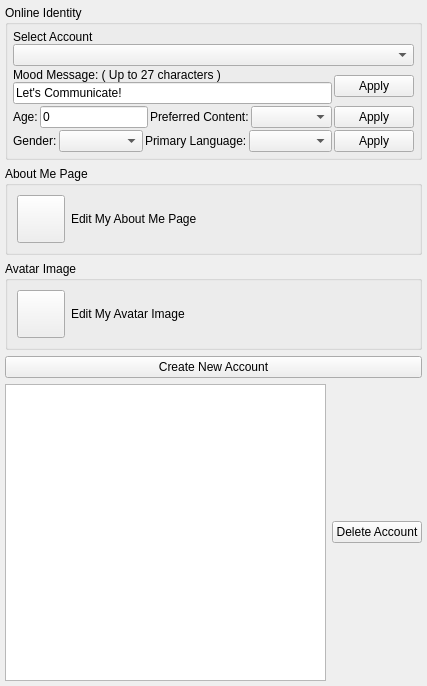
This is GoTvApps/GoTvCommon/Forms/AppletUserIdentity.ui in brettrjones/gotvptop as Qt 5 draws it before an edit. The edited form follows.
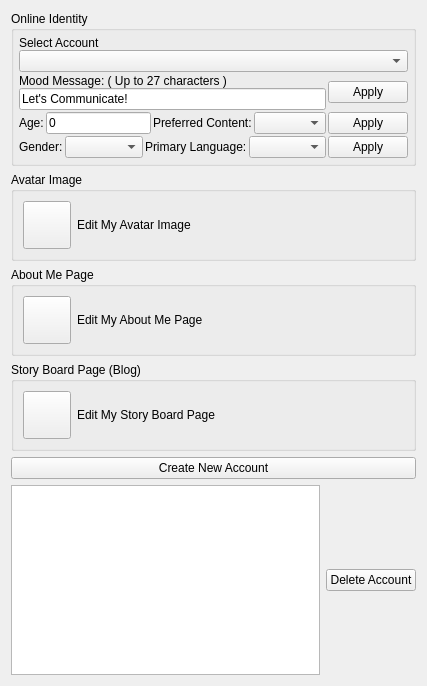
This is the edited form. Custom widgets are drawn as their Qt base class.

The edit to the form file:
```diff
--- a/GoTvApps/GoTvCommon/Forms/AppletUserIdentity.ui
+++ b/GoTvApps/GoTvCommon/Forms/AppletUserIdentity.ui
@@ -20,18 +20,6 @@
    <string>User Identity</string>
   </property>
   <layout class="QVBoxLayout" name="verticalLayout_4">
-   <property name="leftMargin">
-    <number>5</number>
-   </property>
-   <property name="topMargin">
-    <number>5</number>
-   </property>
-   <property name="rightMargin">
-    <number>5</number>
-   </property>
-   <property name="bottomMargin">
-    <number>5</number>
-   </property>
    <item>
     <widget class="QGroupBox" name="m_OnlineIdentityGroupBox">
      <property name="title">
@@ -208,53 +196,6 @@
      </layout>
     </widget>
    </item>
-   <item>
-    <widget class="QGroupBox" name="m_AboutMeGroupBox">
-     <property name="sizePolicy">
-      <sizepolicy hsizetype="Expanding" vsizetype="Preferred">
-       <horstretch>0</horstretch>
-       <verstretch>0</verstretch>
-      </sizepolicy>
-     </property>
-     <property name="title">
-      <string>About Me Page</string>
-     </property>
-     <layout class="QHBoxLayout" name="horizontalLayout_3">
-      <item>
-       <widget class="VxPushButton" name="m_EditAboutMeButton">
-        <property name="minimumSize">
-         <size>
-          <width>48</width>
-          <height>48</height>
-         </size>
-        </property>
-        <property name="maximumSize">
-         <size>
-          <width>48</width>
-          <height>48</height>
-         </size>
-        </property>
-        <property name="text">
-         <string/>
-        </property>
-        <property name="iconSize">
-         <size>
-          <width>48</width>
-          <height>48</height>
-         </size>
-        </property>
-       </widget>
-      </item>
-      <item>
-       <widget class="QLabel" name="m_EditAboutMeLabel">
-        <property name="text">
-         <string>Edit My About Me Page</string>
-        </property>
-       </widget>
-      </item>
-     </layout>
-    </widget>
-   </item>
    <item>
     <widget class="QGroupBox" name="m_AvatarImageGroupBox">
      <property name="sizePolicy">
@@ -302,6 +243,100 @@
      </layout>
     </widget>
    </item>
+   <item>
+    <widget class="QGroupBox" name="m_AboutMeGroupBox">
+     <property name="sizePolicy">
+      <sizepolicy hsizetype="Expanding" vsizetype="Preferred">
+       <horstretch>0</horstretch>
+       <verstretch>0</verstretch>
+      </sizepolicy>
+     </property>
+     <property name="title">
+      <string>About Me Page</string>
+     </property>
+     <layout class="QHBoxLayout" name="horizontalLayout_3">
+      <item>
+       <widget class="VxPushButton" name="m_EditAboutMeButton">
+        <property name="minimumSize">
+         <size>
+          <width>48</width>
+          <height>48</height>
+         </size>
+        </property>
+        <property name="maximumSize">
+         <size>
+          <width>48</width>
+          <height>48</height>
+         </size>
+        </property>
+        <property name="text">
+         <string/>
+        </property>
+        <property name="iconSize">
+         <size>
+          <width>48</width>
+          <height>48</height>
+         </size>
+        </property>
+       </widget>
+      </item>
+      <item>
+       <widget class="QLabel" name="m_EditAboutMeLabel">
+        <property name="text">
+         <string>Edit My About Me Page</string>
+        </property>
+       </widget>
+      </item>
+     </layout>
+    </widget>
+   </item>
+   <item>
+    <widget class="QGroupBox" name="m_StoryBoardGroupBox">
+     <property name="sizePolicy">
+      <sizepolicy hsizetype="Expanding" vsizetype="Preferred">
+       <horstretch>0</horstretch>
+       <verstretch>0</verstretch>
+      </sizepolicy>
+     </property>
+     <property name="title">
+      <string>Story Board Page (Blog)</string>
+     </property>
+     <layout class="QHBoxLayout" name="horizontalLayout_7">
+      <item>
+       <widget class="VxPushButton" name="m_EditStoryboardButton">
+        <property name="minimumSize">
+         <size>
+          <width>48</width>
+          <height>48</height>
+         </size>
+        </property>
+        <property name="maximumSize">
+         <size>
+          <width>48</width>
+          <height>48</height>
+         </size>
+        </property>
+        <property name="text">
+         <string/>
+        </property>
+        <property name="iconSize">
+         <size>
+          <width>48</width>
+          <height>48</height>
+         </size>
+        </property>
+       </widget>
+      </item>
+      <item>
+       <widget class="QLabel" name="m_EditStoryboardLabel">
+        <property name="text">
+         <string>Edit My Story Board Page</string>
+        </property>
+       </widget>
+      </item>
+     </layout>
+    </widget>
+   </item>
    <item>
     <widget class="QPushButton" name="m_CreateNewAccountButton">
      <property name="text">
```
